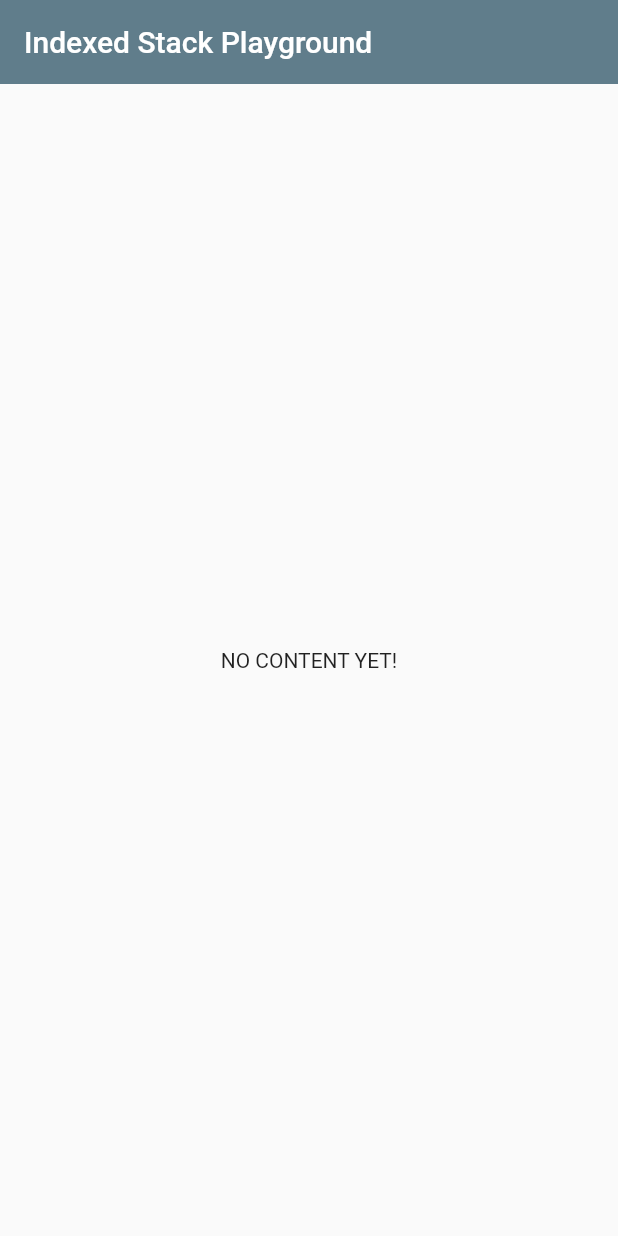
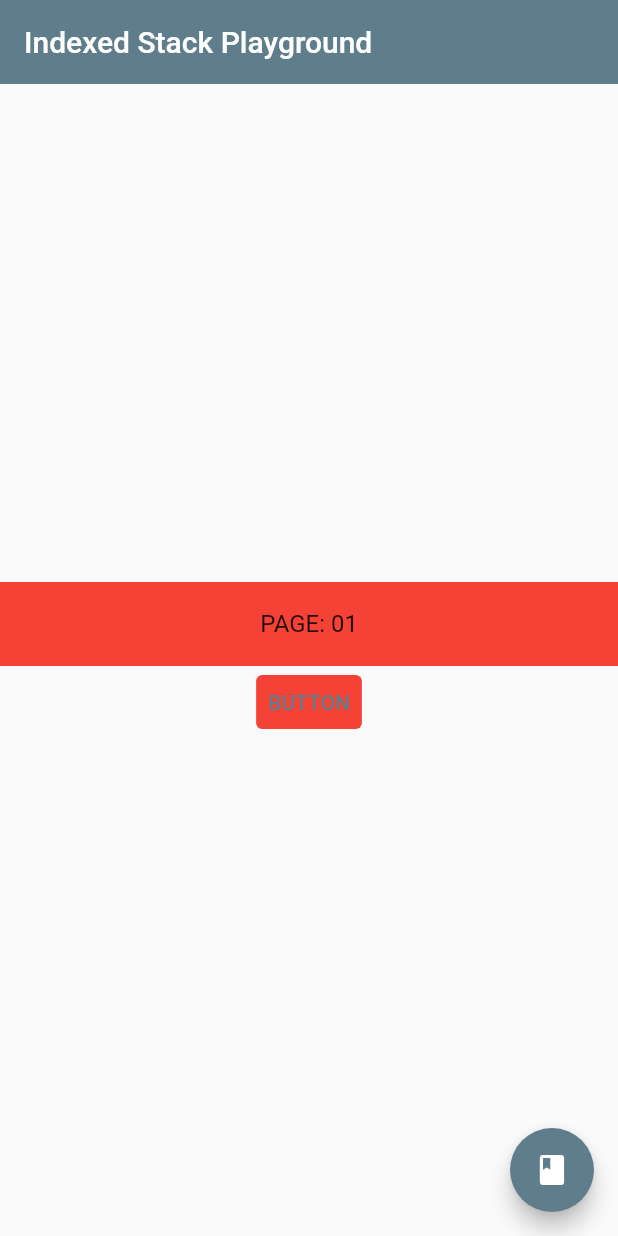
Before and after one commit to hamed-deriv/flutter_indexed_stack_playground, a Flutter app: the screen it shows after launch, on a phone screen of 412 x 824 dp. Run offline on Flutter 3.47's test engine with Material 2 defaults, Android fonts, the phone set to English and light mode, and no system bars.

Commit message:
minor change

```diff
--- a/lib/main.dart
+++ b/lib/main.dart
@@ -23,11 +23,43 @@ class HomePage extends StatefulWidget {
 }
 
 class _HomePageState extends State<HomePage> {
+  int currentPageIndex = 0;
+
   @override
   Widget build(BuildContext context) => Scaffold(
         appBar: AppBar(elevation: 0, title: Text(widget.title)),
-        body: const Center(
-          child: Text('NO CONTENT YET!'),
+        body: Center(
+          child: IndexedStack(
+            index: currentPageIndex,
+            children: <Widget>[
+              Column(
+                mainAxisAlignment: MainAxisAlignment.center,
+                children: <Widget>[
+                  const ListTile(
+                    tileColor: Colors.red,
+                    title: Center(
+                      child: Text('PAGE: 01'),
+                    ),
+                  ),
+                  TextButton(
+                    child: const Text('BUTTON'),
+                    style: ButtonStyle(
+                      backgroundColor:
+                          MaterialStateProperty.all<Color>(Colors.red),
+                    ),
+                    onPressed: () {},
+                  )
+                ],
+              ),
+              const Center(child: Text('PAGE: 02')),
+              const Center(child: Text('PAGE: 03')),
+            ],
+          ),
+        ),
+        floatingActionButton: FloatingActionButton(
+          child: const Icon(Icons.book),
+          onPressed: () =>
+              setState(() => currentPageIndex = (currentPageIndex + 1) % 2),
         ),
       );
 }
```
